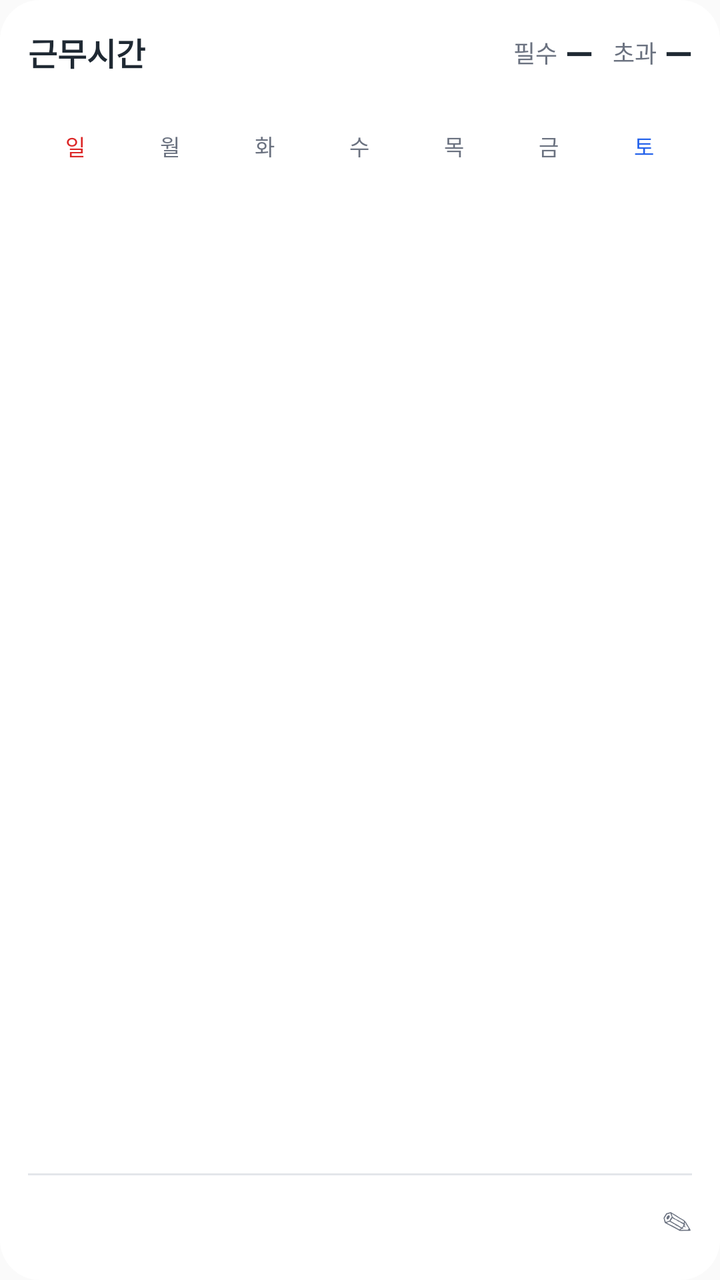
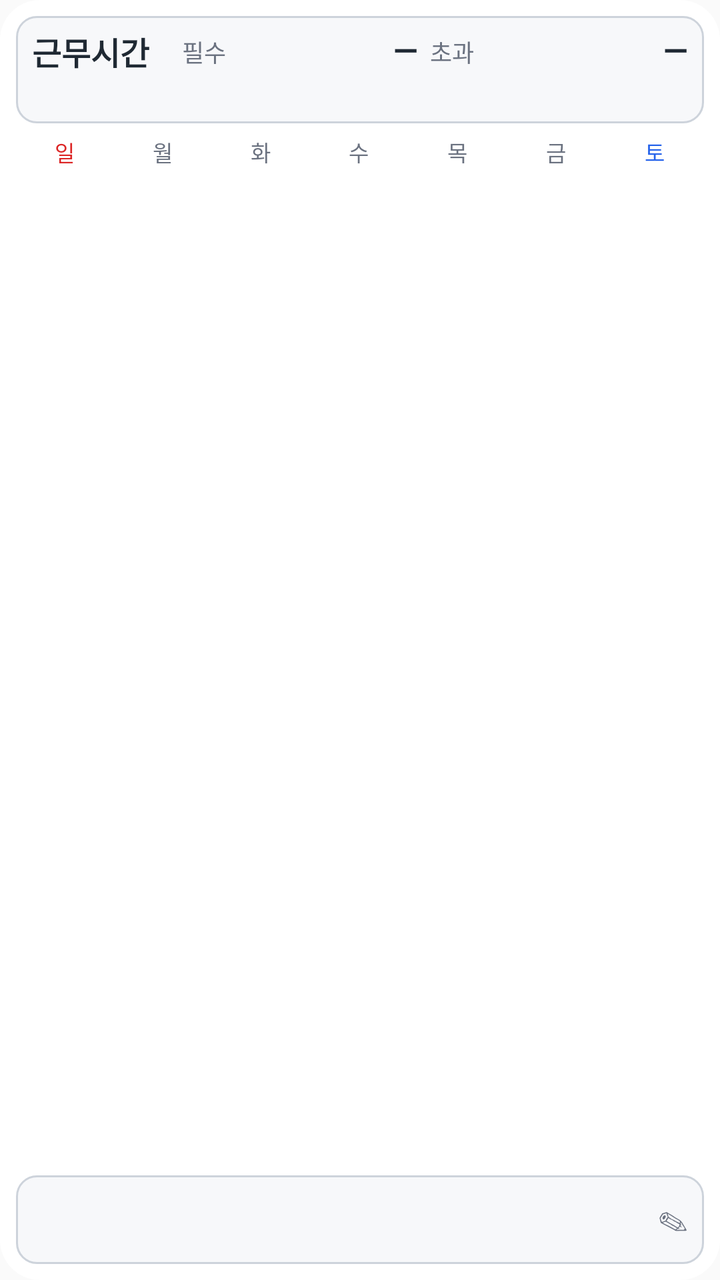

An Android layout rendered at two revisions. The XML below is the earlier revision; the diff shows what the commit changed to produce the second picture.
<!-- AndroidManifest.xml: application theme AppTheme -->
<!-- res/layout/widget_work.xml -->
<?xml version="1.0" encoding="utf-8"?>
<LinearLayout xmlns:android="http://schemas.android.com/apk/res/android"
    android:id="@+id/widget_root"
    android:layout_width="match_parent"
    android:layout_height="match_parent"
    android:background="@drawable/widget_bg"
    android:orientation="vertical"
    android:padding="14dp">

    
    <LinearLayout
        android:layout_width="match_parent"
        android:layout_height="wrap_content"
        android:gravity="center_vertical"
        android:orientation="horizontal">

        <TextView
            android:id="@+id/widget_title"
            android:layout_width="0dp"
            android:layout_height="wrap_content"
            android:layout_weight="1"
            android:maxLines="1"
            android:text="@string/widget_label"
            android:textColor="@color/widget_text"
            android:textSize="16sp"
            android:textStyle="bold" />

        <TextView
            android:id="@+id/widget_required_label"
            android:layout_width="wrap_content"
            android:layout_height="wrap_content"
            android:layout_marginEnd="4dp"
            android:text="@string/widget_required"
            android:textColor="@color/widget_muted"
            android:textSize="12sp" />

        <TextView
            android:id="@+id/widget_required"
            android:layout_width="wrap_content"
            android:layout_height="wrap_content"
            android:layout_marginEnd="10dp"
            android:text="@string/widget_dash"
            android:textColor="@color/widget_text"
            android:textSize="18sp"
            android:textStyle="bold" />

        <TextView
            android:id="@+id/widget_overtime_label"
            android:layout_width="wrap_content"
            android:layout_height="wrap_content"
            android:layout_marginEnd="4dp"
            android:text="@string/widget_overtime"
            android:textColor="@color/widget_muted"
            android:textSize="12sp" />

        <TextView
            android:id="@+id/widget_overtime"
            android:layout_width="wrap_content"
            android:layout_height="wrap_content"
            android:text="@string/widget_dash"
            android:textColor="@color/widget_text"
            android:textSize="18sp"
            android:textStyle="bold" />
    </LinearLayout>

    <TextView
        android:id="@+id/widget_average"
        android:layout_width="match_parent"
        android:layout_height="wrap_content"
        android:layout_marginTop="2dp"
        android:textColor="@color/widget_muted"
        android:textSize="12sp" />

    
    <LinearLayout
        android:layout_width="match_parent"
        android:layout_height="wrap_content"
        android:layout_marginTop="8dp"
        android:orientation="horizontal">

        <TextView android:id="@+id/widget_wd0" style="@style/WidgetWeekday" android:text="일" android:textColor="@color/widget_red" />
        <TextView android:id="@+id/widget_wd1" style="@style/WidgetWeekday" android:text="월" />
        <TextView android:id="@+id/widget_wd2" style="@style/WidgetWeekday" android:text="화" />
        <TextView android:id="@+id/widget_wd3" style="@style/WidgetWeekday" android:text="수" />
        <TextView android:id="@+id/widget_wd4" style="@style/WidgetWeekday" android:text="목" />
        <TextView android:id="@+id/widget_wd5" style="@style/WidgetWeekday" android:text="금" />
        <TextView android:id="@+id/widget_wd6" style="@style/WidgetWeekday" android:text="토" android:textColor="@color/widget_blue" />
    </LinearLayout>

    <LinearLayout
        android:id="@+id/widget_calendar"
        android:layout_width="match_parent"
        android:layout_height="0dp"
        android:layout_weight="1"
        android:orientation="vertical" />

    
    <FrameLayout
        android:layout_width="match_parent"
        android:layout_height="1dp"
        android:layout_marginTop="6dp"
        android:background="@color/widget_line" />

    <LinearLayout
        android:id="@+id/widget_detail"
        android:layout_width="match_parent"
        android:layout_height="wrap_content"
        android:gravity="center_vertical"
        android:orientation="horizontal"
        android:paddingTop="6dp">

        
        <LinearLayout
            android:layout_width="0dp"
            android:layout_height="wrap_content"
            android:layout_weight="1"
            android:orientation="vertical">

            <TextView
                android:id="@+id/widget_detail_info"
                android:layout_width="match_parent"
                android:layout_height="wrap_content"
                android:ellipsize="end"
                android:maxLines="1"
                android:textColor="@color/widget_text"
                android:textSize="13sp" />

            <TextView
                android:id="@+id/widget_detail_sub"
                android:layout_width="match_parent"
                android:layout_height="wrap_content"
                android:ellipsize="end"
                android:lines="1"
                android:maxLines="1"
                android:textColor="@color/widget_muted"
                android:textSize="11sp" />
        </LinearLayout>

        <TextView
            android:id="@+id/widget_detail_right"
            android:layout_width="wrap_content"
            android:layout_height="wrap_content"
            android:layout_marginStart="6dp"
            android:maxLines="1"
            android:textColor="@color/widget_text"
            android:textSize="15sp"
            android:textStyle="bold" />

        <TextView
            android:id="@+id/widget_detail_edit"
            android:layout_width="wrap_content"
            android:layout_height="wrap_content"
            android:layout_marginStart="6dp"
            android:text="@string/widget_edit"
            android:textColor="@color/widget_muted"
            android:textSize="15sp" />
    </LinearLayout>
</LinearLayout>
<!-- resources referenced by this layout -->
<resources>
  <color name="widget_blue">#2563EB</color>
  <color name="widget_line">#E3E6EA</color>
  <color name="widget_muted">#6B7280</color>
  <color name="widget_red">#DC2626</color>
  <color name="widget_text">#1F2933</color>
  <!-- drawable widget_bg (drawable) -->
  <?xml version="1.0" encoding="utf-8"?>
  <shape xmlns:android="http://schemas.android.com/apk/res/android" android:shape="rectangle">
      <solid android:color="@color/widget_bg" />
      <corners android:radius="20dp" />
  </shape>
  <string name="widget_dash">—</string>
  <string name="widget_edit">✎</string>
  <string name="widget_label">근무시간</string>
  <string name="widget_overtime">초과</string>
  <string name="widget_required">필수</string>
  <style name="WidgetWeekday">
          <item name="android:layout_width">0dp</item>
          <item name="android:layout_height">wrap_content</item>
          <item name="android:layout_weight">1</item>
          <item name="android:gravity">center</item>
          <item name="android:textColor">@color/widget_muted</item>
          <item name="android:textSize">11sp</item>
      </style>
  <style name="AppTheme" parent="Theme.AppCompat.Light.DarkActionBar">
          
          <item name="colorPrimary">@color/colorPrimary</item>
          <item name="colorPrimaryDark">@color/colorPrimaryDark</item>
          <item name="colorAccent">@color/colorAccent</item>
      </style>
  <color name="widget_bg">#FFFFFF</color>
</resources>

<!-- the commit's change to res/layout/widget_work.xml (unified diff, before → after) -->
@@ -5,77 +5,91 @@
     android:layout_height="match_parent"
     android:background="@drawable/widget_bg"
     android:orientation="vertical"
-    android:padding="14dp">
+    android:padding="8dp">
 
     
     <LinearLayout
         android:layout_width="match_parent"
         android:layout_height="wrap_content"
-        android:gravity="center_vertical"
-        android:orientation="horizontal">
+        android:background="@drawable/widget_box"
+        android:orientation="vertical"
+        android:paddingStart="8dp"
+        android:paddingEnd="8dp"
+        android:paddingTop="6dp"
+        android:paddingBottom="6dp">
+
+        <LinearLayout
+            android:layout_width="match_parent"
+            android:layout_height="wrap_content"
+            android:baselineAligned="true"
+            android:orientation="horizontal">
+
+            <TextView
+                android:id="@+id/widget_title"
+                android:layout_width="0dp"
+                android:layout_height="wrap_content"
+                android:layout_weight="0.7"
+                android:maxLines="1"
+                android:text="@string/widget_label"
+                android:textColor="@color/widget_text"
+                android:textSize="16sp"
+                android:textStyle="bold" />
+
+            <LinearLayout
+                android:layout_width="0dp"
+                android:layout_height="wrap_content"
+                android:layout_weight="1.1"
+                android:baselineAligned="true"
+                android:orientation="horizontal">
+
+                <TextView
+                    android:id="@+id/widget_required_label"
+                    style="@style/WidgetSummaryLabel"
+                    android:text="@string/widget_required" />
+
+                <TextView
+                    android:id="@+id/widget_required"
+                    style="@style/WidgetSummaryValue"
+                    android:text="@string/widget_dash" />
+            </LinearLayout>
+
+            <LinearLayout
+                android:layout_width="0dp"
+                android:layout_height="wrap_content"
+                android:layout_marginStart="6dp"
+                android:layout_weight="1.2"
+                android:baselineAligned="true"
+                android:orientation="horizontal">
+
+                <TextView
+                    android:id="@+id/widget_overtime_label"
+                    style="@style/WidgetSummaryLabel"
+                    android:text="@string/widget_overtime" />
+
+                <TextView
+                    android:id="@+id/widget_overtime"
+                    style="@style/WidgetSummaryValue"
+                    android:text="@string/widget_dash" />
+            </LinearLayout>
+        </LinearLayout>
 
         <TextView
-            android:id="@+id/widget_title"
-            android:layout_width="0dp"
+            android:id="@+id/widget_average"
+            android:layout_width="match_parent"
             android:layout_height="wrap_content"
-            android:layout_weight="1"
+            android:layout_marginTop="2dp"
+            android:ellipsize="end"
+            android:lines="1"
             android:maxLines="1"
-            android:text="@string/widget_label"
-            android:textColor="@color/widget_text"
-            android:textSize="16sp"
-            android:textStyle="bold" />
-
-        <TextView
-            android:id="@+id/widget_required_label"
-            android:layout_width="wrap_content"
-            android:layout_height="wrap_content"
-            android:layout_marginEnd="4dp"
-            android:text="@string/widget_required"
             android:textColor="@color/widget_muted"
             android:textSize="12sp" />
-
-        <TextView
-            android:id="@+id/widget_required"
-            android:layout_width="wrap_content"
-            android:layout_height="wrap_content"
-            android:layout_marginEnd="10dp"
-            android:text="@string/widget_dash"
-            android:textColor="@color/widget_text"
-            android:textSize="18sp"
-            android:textStyle="bold" />
-
-        <TextView
-            android:id="@+id/widget_overtime_label"
-            android:layout_width="wrap_content"
-            android:layout_height="wrap_content"
-            android:layout_marginEnd="4dp"
-            android:text="@string/widget_overtime"
-            android:textColor="@color/widget_muted"
-            android:textSize="12sp" />
-
-        <TextView
-            android:id="@+id/widget_overtime"
-            android:layout_width="wrap_content"
-            android:layout_height="wrap_content"
-            android:text="@string/widget_dash"
-            android:textColor="@color/widget_text"
-            android:textSize="18sp"
-            android:textStyle="bold" />
     </LinearLayout>
-
-    <TextView
-        android:id="@+id/widget_average"
-        android:layout_width="match_parent"
-        android:layout_height="wrap_content"
-        android:layout_marginTop="2dp"
-        android:textColor="@color/widget_muted"
-        android:textSize="12sp" />
 
     
     <LinearLayout
         android:layout_width="match_parent"
         android:layout_height="wrap_content"
-        android:layout_marginTop="8dp"
+        android:layout_marginTop="6dp"
         android:orientation="horizontal">
 
         <TextView android:id="@+id/widget_wd0" style="@style/WidgetWeekday" android:text="일" android:textColor="@color/widget_red" />
@@ -95,19 +109,18 @@
         android:orientation="vertical" />
 
     
-    <FrameLayout
-        android:layout_width="match_parent"
-        android:layout_height="1dp"
-        android:layout_marginTop="6dp"
-        android:background="@color/widget_line" />
-
     <LinearLayout
         android:id="@+id/widget_detail"
         android:layout_width="match_parent"
         android:layout_height="wrap_content"
+        android:layout_marginTop="6dp"
+        android:background="@drawable/widget_box"
         android:gravity="center_vertical"
         android:orientation="horizontal"
-        android:paddingTop="6dp">
+        android:paddingStart="8dp"
+        android:paddingEnd="8dp"
+        android:paddingTop="6dp"
+        android:paddingBottom="6dp">
 
         
         <LinearLayout
@@ -121,6 +134,7 @@
                 android:layout_width="match_parent"
                 android:layout_height="wrap_content"
                 android:ellipsize="end"
+                android:lines="1"
                 android:maxLines="1"
                 android:textColor="@color/widget_text"
                 android:textSize="13sp" />
<!-- resource entries referenced after the edit -->
@@ -1,7 +1,6 @@
 <!-- resources referenced by this layout -->
 <resources>
   <color name="widget_blue">#2563EB</color>
-  <color name="widget_line">#E3E6EA</color>
   <color name="widget_muted">#6B7280</color>
   <color name="widget_red">#DC2626</color>
   <color name="widget_text">#1F2933</color>
@@ -11,11 +10,35 @@
       <solid android:color="@color/widget_bg" />
       <corners android:radius="20dp" />
   </shape>
+  <!-- drawable widget_box (drawable) -->
+  <?xml version="1.0" encoding="utf-8"?>
+  <shape xmlns:android="http://schemas.android.com/apk/res/android" android:shape="rectangle">
+      <solid android:color="@color/widget_box" />
+      <stroke android:width="1dp" android:color="@color/widget_box_line" />
+      <corners android:radius="10dp" />
+  </shape>
   <string name="widget_dash">—</string>
   <string name="widget_edit">✎</string>
   <string name="widget_label">근무시간</string>
   <string name="widget_overtime">초과</string>
   <string name="widget_required">필수</string>
+  <style name="WidgetSummaryLabel">
+          <item name="android:layout_width">wrap_content</item>
+          <item name="android:layout_height">wrap_content</item>
+          <item name="android:layout_marginEnd">4dp</item>
+          <item name="android:textColor">@color/widget_muted</item>
+          <item name="android:textSize">12sp</item>
+      </style>
+  <style name="WidgetSummaryValue">
+          <item name="android:layout_width">0dp</item>
+          <item name="android:layout_height">wrap_content</item>
+          <item name="android:layout_weight">1</item>
+          <item name="android:gravity">end</item>
+          <item name="android:maxLines">1</item>
+          <item name="android:textColor">@color/widget_text</item>
+          <item name="android:textSize">16sp</item>
+          <item name="android:textStyle">bold</item>
+      </style>
   <style name="WidgetWeekday">
           <item name="android:layout_width">0dp</item>
           <item name="android:layout_height">wrap_content</item>
@@ -31,5 +54,7 @@
           <item name="colorAccent">@color/colorAccent</item>
       </style>
   <color name="widget_bg">#FFFFFF</color>
+  <color name="widget_box">#F7F8FA</color>
+  <color name="widget_box_line">#CDD3DB</color>
 </resources>
 
